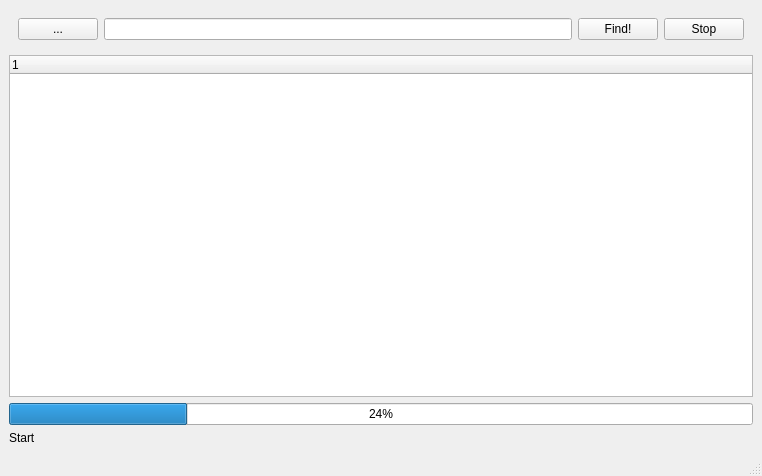
Before: the Qt Designer form mainwindow1.ui in HelenYO/FileManager, drawn with Qt 5.
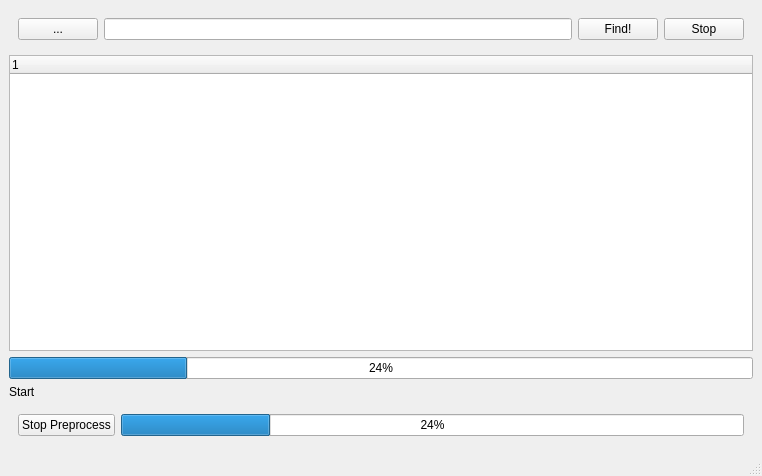
After: the same form once the commit is applied.

```diff
--- a/mainwindow1.ui
+++ b/mainwindow1.ui
@@ -95,6 +95,26 @@
       </property>
      </widget>
     </item>
+    <item>
+     <widget class="QWidget" name="widget_2" native="true">
+      <layout class="QHBoxLayout" name="horizontalLayout_2">
+       <item>
+        <widget class="QPushButton" name="pushButtonStopPreprocess">
+         <property name="text">
+          <string>Stop Preprocess</string>
+         </property>
+        </widget>
+       </item>
+       <item>
+        <widget class="QProgressBar" name="progressBarPreprocess">
+         <property name="value">
+          <number>24</number>
+         </property>
+        </widget>
+       </item>
+      </layout>
+     </widget>
+    </item>
    </layout>
   </widget>
   <widget class="QMenuBar" name="menubar">
```
